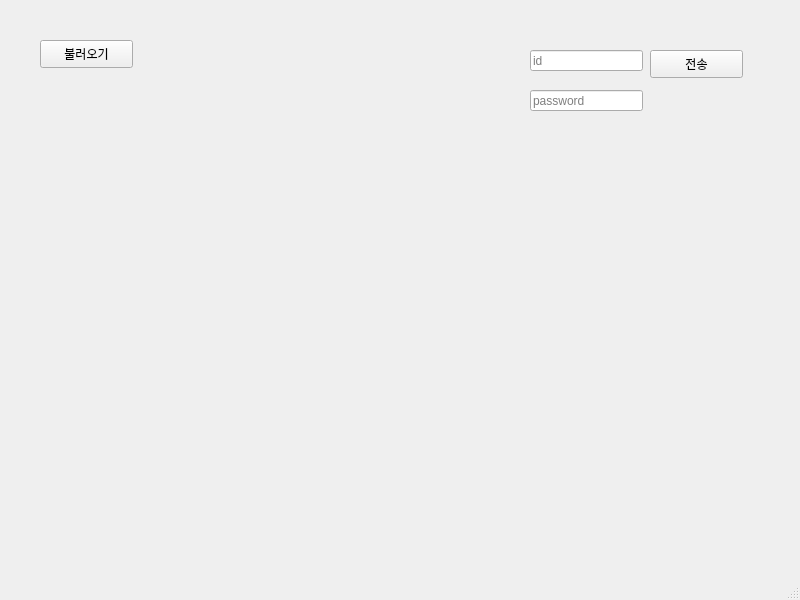
chlyoo/QtMailSender, file MainWindow.ui: the form before one commit.
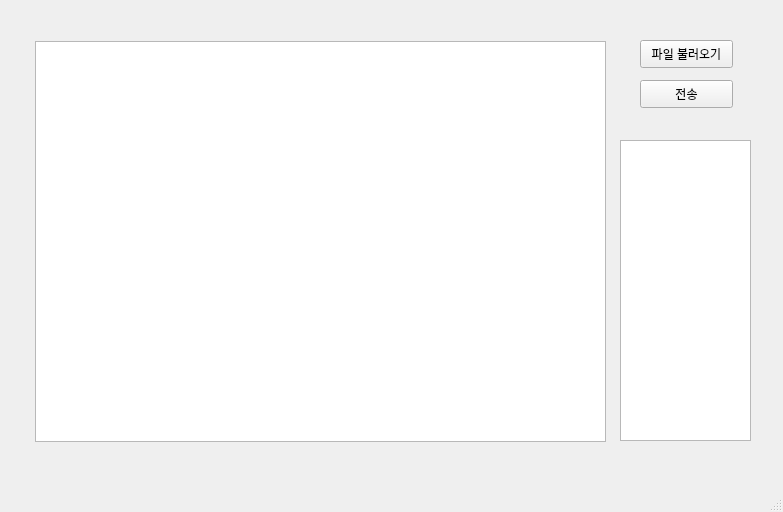
The form after the commit.

The edit to the form file:
```diff
--- a/MainWindow.ui
+++ b/MainWindow.ui
@@ -6,8 +6,8 @@
    <rect>
     <x>0</x>
     <y>0</y>
-    <width>800</width>
-    <height>600</height>
+    <width>783</width>
+    <height>512</height>
    </rect>
   </property>
   <property name="windowTitle">
@@ -17,8 +17,8 @@
    <widget class="QPushButton" name="sendmail">
     <property name="geometry">
      <rect>
-      <x>650</x>
-      <y>50</y>
+      <x>640</x>
+      <y>80</y>
       <width>93</width>
       <height>28</height>
      </rect>
@@ -27,67 +27,39 @@
      <string>전송</string>
     </property>
    </widget>
-   <widget class="QLineEdit" name="id">
+   <widget class="QPushButton" name="getfile">
     <property name="geometry">
      <rect>
-      <x>530</x>
-      <y>50</y>
-      <width>113</width>
-      <height>21</height>
-     </rect>
-    </property>
-    <property name="text">
-     <string/>
-    </property>
-    <property name="placeholderText">
-     <string>id</string>
-    </property>
-   </widget>
-   <widget class="QLineEdit" name="password">
-    <property name="geometry">
-     <rect>
-      <x>530</x>
-      <y>90</y>
-      <width>113</width>
-      <height>21</height>
-     </rect>
-    </property>
-    <property name="inputMethodHints">
-     <set>Qt::ImhSensitiveData</set>
-    </property>
-    <property name="text">
-     <string/>
-    </property>
-    <property name="placeholderText">
-     <string>password</string>
-    </property>
-    <property name="clearButtonEnabled">
-     <bool>false</bool>
-    </property>
-   </widget>
-   <widget class="QPushButton" name="pushButton">
-    <property name="geometry">
-     <rect>
-      <x>40</x>
+      <x>640</x>
       <y>40</y>
       <width>93</width>
       <height>28</height>
      </rect>
     </property>
     <property name="text">
-     <string>불러오기</string>
+     <string>파일 불러오기</string>
     </property>
    </widget>
-  </widget>
-  <widget class="QMenuBar" name="menubar">
-   <property name="geometry">
-    <rect>
-     <x>0</x>
-     <y>0</y>
-     <width>800</width>
-     <height>26</height>
-    </rect>
-   </property>
+   <widget class="QTableView" name="tableView">
+    <property name="geometry">
+     <rect>
+      <x>35</x>
+      <y>41</y>
+      <width>571</width>
+      <height>401</height>
+     </rect>
+    </property>
+   </widget>
+   <widget class="QTextBrowser" name="textBrowser">
+    <property name="geometry">
+     <rect>
+      <x>620</x>
+      <y>140</y>
+      <width>131</width>
+      <height>301</height>
+     </rect>
+    </property>
+   </widget>
   </widget>
   <widget class="QStatusBar" name="statusbar"/>
  </widget>
```
